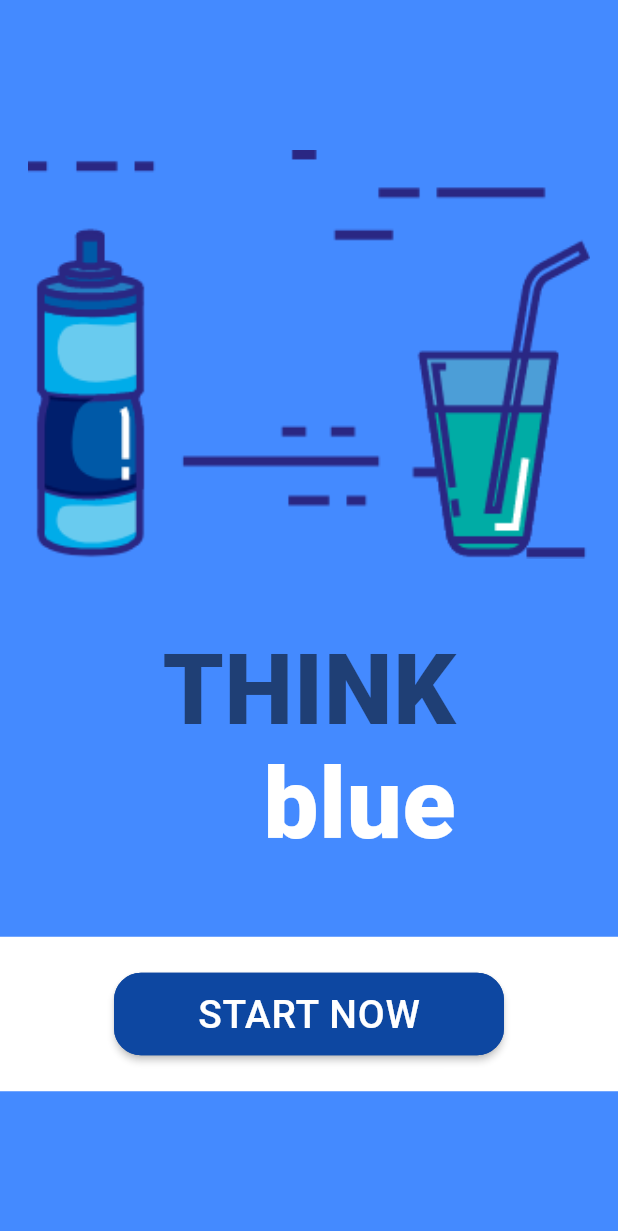
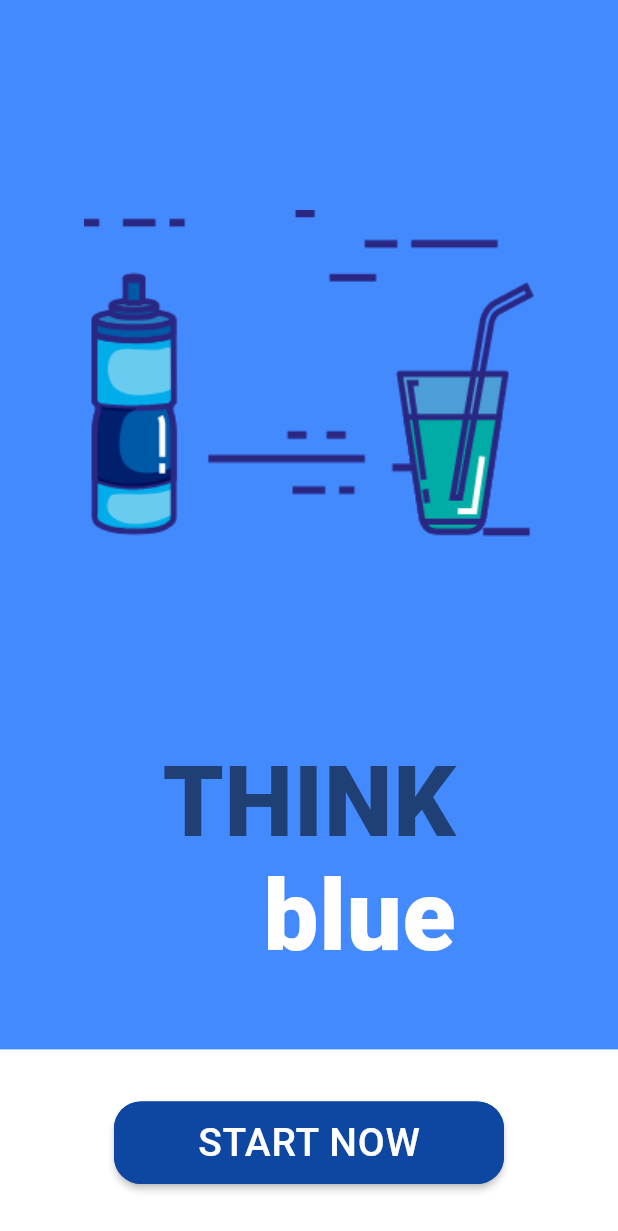
Before and after one commit to momshaddinury/Think-Blue, a Flutter app: the screen it shows after launch, on a phone screen of 412 x 824 dp. Shown: the top 1231 px of the screen. Run offline on Flutter 3.47's test engine with Material 2 defaults, Android fonts, the phone set to English and light mode, and no system bars.

Commit message:
Widget Overflow Issue #2

```diff
--- a/App/think_blue/lib/main.dart
+++ b/App/think_blue/lib/main.dart
@@ -22,17 +22,13 @@ class BodyFunction extends StatelessWidget {
     return SafeArea(
       child: Column(
         children: <Widget>[
-          Container(
-            //Center Image
-            padding: EdgeInsets.only(top: 100.0, bottom: 50),
-            child: Image.asset(
-              'images/waterhd.png',
-              scale: 0.8,
-            ),
-          ),
-          Column(
-            //App Name Holder
+          Expanded(
+            flex: 4,
+            child: Container(        //Center Image
+              child: Image.asset('images/waterhd.png'))),
+          Column(                   //App Name Holder
             crossAxisAlignment: CrossAxisAlignment.end,
+            //mainAxisAlignment: MainAxisAlignment.center,
             children: <Widget>[
               Container(
                 child: Text(
@@ -60,16 +56,13 @@ class BodyFunction extends StatelessWidget {
               ),
             ],
           ),
-          Container(
-            width: double.infinity,
-          ),
           SizedBox(
             height: 50.0,
           ),
-          Container(
-            width: 420,
+          Expanded(
+            flex: 1,
+            child: Container(
               color: Colors.white,
-            height: 103,
               child: Row(
                 mainAxisAlignment: MainAxisAlignment.center,
                 crossAxisAlignment: CrossAxisAlignment.center,
@@ -98,6 +91,7 @@ class BodyFunction extends StatelessWidget {
                 ],
               ),
             ),
+          ),
         ],
       ),
     );
```
Lines whose indentation alone changed are shown as unchanged.
